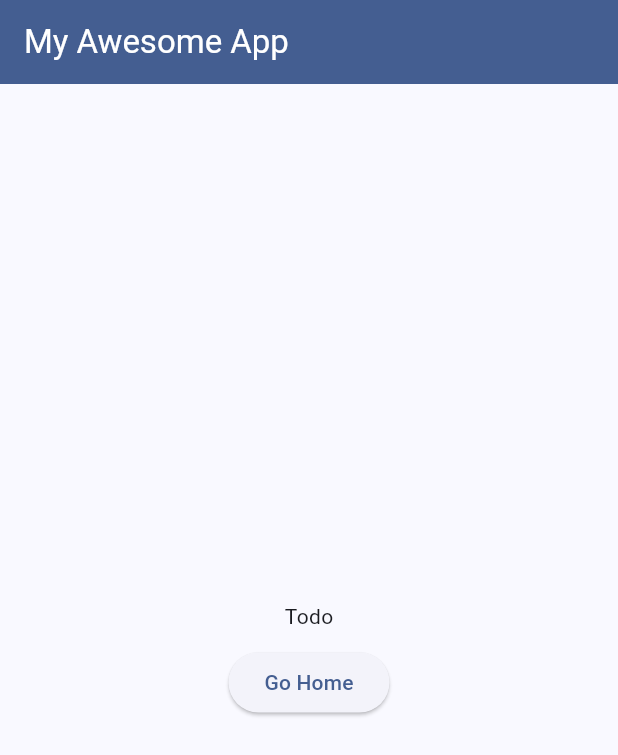
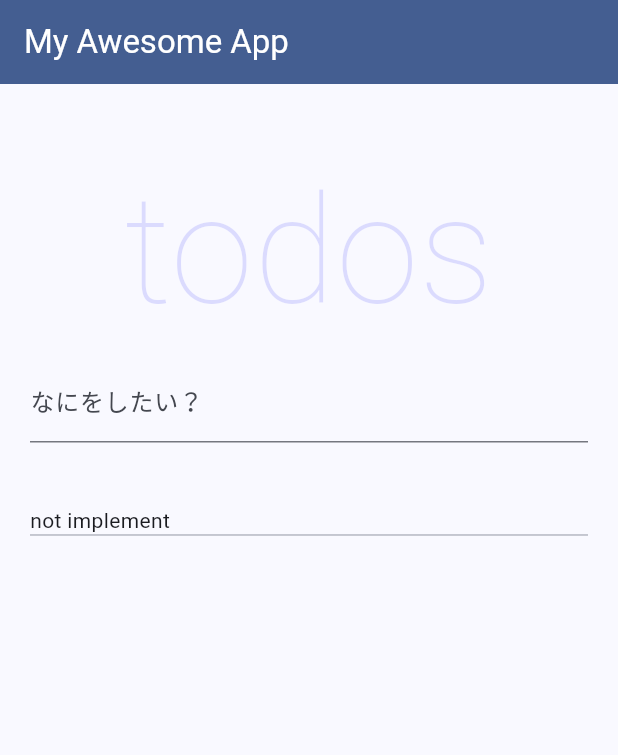
Before and after one commit to sotszk/flutter_sample_app, a Flutter app: the TodoPage screen opened by its route, on a phone screen of 412 x 824 dp. Shown: the top 755 px of the screen. Run offline on Flutter 3.47's test engine with Material 3 defaults, Android fonts, the phone set to English and light mode, and no system bars; our stand-ins replace dio, flutter_hooks, freezed_annotation, go_router, hooks_riverpod, riverpod and 1 more; generated files the repository leaves out were written again; Roboto replaces fonts that are missing (Helvetica Neue).

Commit message:
update todo

```diff
--- a/analysis_options.yaml
+++ b/analysis_options.yaml
@@ -34,5 +34,6 @@ linter:
     prefer_const_constructors_in_immutables: false
     avoid_print: false
     require_trailing_commas: true
+    prefer_single_quotes: true
 # Additional information about this file can be found at
 # https://dart.dev/guides/language/analysis-options
--- /dev/null
+++ b/lib/playground/control_flow.dart
@@ -0,0 +1,6 @@
+void controlInArray() {
+  const List<int> list = [20, 10, 0];
+  final listReversed = [...list.reversed];
+  final listDouble = [for (var i in list) i * 2];
+  final listAdded = [...list, if (list.length == 3) 100];
+}
--- a/lib/src/screens/todo.dart
+++ b/lib/src/screens/todo.dart
@@ -1,30 +1,124 @@
 import 'package:flutter/material.dart';
+import 'package:flutter_hooks/flutter_hooks.dart';
 import 'package:hooks_riverpod/hooks_riverpod.dart';
 // import 'package:riverpod_annotation/riverpod_annotation.dart';
 import 'package:go_router/go_router.dart';
+import '../models/todo.dart';
 
-// part 'todo.g.dart';
+final addTodoKey = UniqueKey();
 
-class TodoPage extends ConsumerWidget {
+final todoListProvider = NotifierProvider<TodoList, List<Todo>>(TodoList.new);
+
+enum TodoListFilter {
+  all,
+  active,
+  completed,
+}
+
+final todoListFilter = StateProvider((_) => TodoListFilter.all);
+
+final uncompletedTodosCount = Provider<int>((ref) {
+  return ref.watch(todoListProvider).where((todo) => !todo.completed).length;
+});
+
+final filteredTodos = Provider<List<Todo>>((ref) {
+  final filter = ref.watch(todoListFilter);
+  final todos = ref.watch(todoListProvider);
+
+  switch (filter) {
+    case TodoListFilter.completed:
+      return todos.where((todo) => todo.completed).toList();
+    case TodoListFilter.active:
+      return todos.where((todo) => !todo.completed).toList();
+    case TodoListFilter.all:
+      return todos;
+  }
+});
+
+class TodoPage extends HookConsumerWidget {
   @override
   Widget build(BuildContext context, WidgetRef ref) {
-    return Padding(
-      padding: const EdgeInsets.all(20.0),
-      child: Center(
-        child: Column(
-          mainAxisAlignment: MainAxisAlignment.center,
-          children: [
-            Text('Todo'),
-            SizedBox(
-              height: 10,
+    final todos = ref.watch(filteredTodos);
+    final newTodoController = useTextEditingController();
+
+    return GestureDetector(
+      onTap: () => FocusScope.of(context).unfocus(),
+      child: ListView(
+        padding: const EdgeInsets.symmetric(horizontal: 20, vertical: 40),
+        children: [
+          const Title(),
+          TextField(
+            key: addTodoKey,
+            controller: newTodoController,
+            decoration: const InputDecoration(
+              labelText: 'なにをしたい？',
             ),
-            ElevatedButton(
-              onPressed: () => context.go('/'),
-              child: Text('Go Home'),
+            onSubmitted: (value) {
+              final todoList = ref.read(todoListProvider.notifier);
+              todoList.add(value);
+              newTodoController.clear();
+            },
+          ),
+          SizedBox(height: 42),
+          const Toolbar(),
+          if (todos.isNotEmpty) const Divider(height: 0),
+          for (var i = 0; i < todos.length; i++) ...[
+            if (i > 0) const Divider(height: 0),
+            Dismissible(
+              key: ValueKey(todos[i].id),
+              child: ProviderScope(
+                overrides: [_currentTodo.overrideWithValue(todos[i])],
+                child: const TodoItem(),
+              ),
             ),
           ],
-        ),
+        ],
       ),
     );
   }
 }
+
+// TODO: implement this
+class Toolbar extends StatelessWidget {
+  const Toolbar({super.key});
+
+  @override
+  Widget build(BuildContext context) {
+    return const Text('not implement');
+  }
+}
+
+class Title extends StatelessWidget {
+  const Title({super.key});
+
+  @override
+  Widget build(BuildContext context) {
+    return const Text(
+      'todos',
+      textAlign: TextAlign.center,
+      style: TextStyle(
+        color: Color.fromARGB(38, 47, 47, 247),
+        fontSize: 100,
+        fontWeight: FontWeight.w100,
+        fontFamily: 'Helvetica Neue',
+      ),
+    );
+  }
+}
+
+final _currentTodo = Provider<Todo>((ref) => throw UnimplementedError());
+
+// TODO: implement this
+class TodoItem extends HookConsumerWidget {
+  const TodoItem({super.key});
+
+  @override
+  Widget build(BuildContext context, WidgetRef ref) {
+    return Material(
+      child: Row(
+        mainAxisAlignment: MainAxisAlignment.spaceBetween,
+        children: [],
+      ),
+    );
+  }
+}
--- a/pubspec.yaml
+++ b/pubspec.yaml
@@ -43,6 +43,7 @@ dependencies:
   freezed_annotation: ^2.4.4
   json_annotation: ^4.9.0
   dio: ^5.7.0
+  uuid: ^4.5.1
 
 dev_dependencies:
   flutter_test:
```
Also changed, not shown: lib/playground/main.dart (+8 -4 lines), lib/playground/syntax.dart (+6 -1 lines), lib/src/models/todo.dart (added, +80 -0 lines), pubspec.lock.
